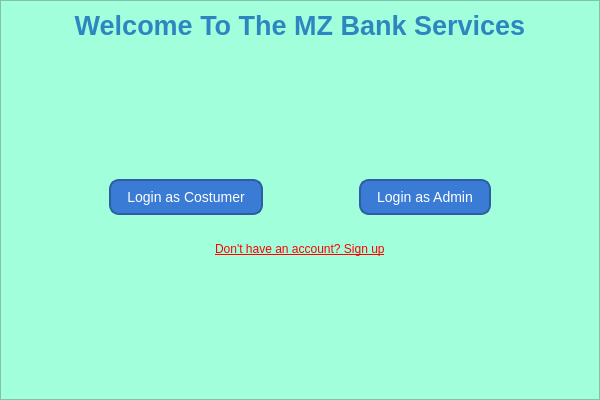
First picture: the form in mainwindow.ui, repository mahbodmz/Bank-Application, before the edit.
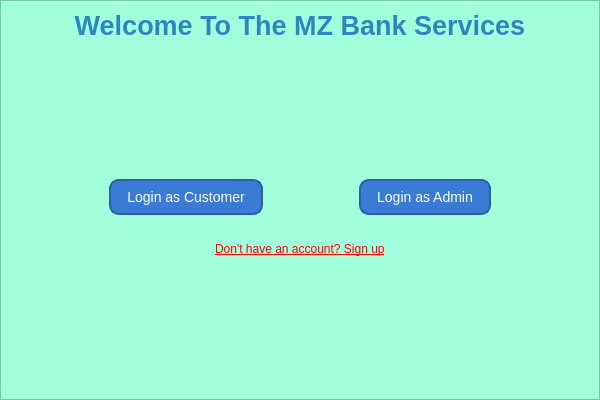
Second picture: the form after the edit. Custom widgets are drawn as their Qt base class.

```diff
--- a/mainwindow.ui
+++ b/mainwindow.ui
@@ -156,7 +156,7 @@
 </string>
                 </property>
                 <property name="text">
-                 <string>Login as Costumer</string>
+                 <string>Login as Customer</string>
                 </property>
                </widget>
               </item>
```
Left out of the diff: 2 changed lines with no effect on the pictures.
